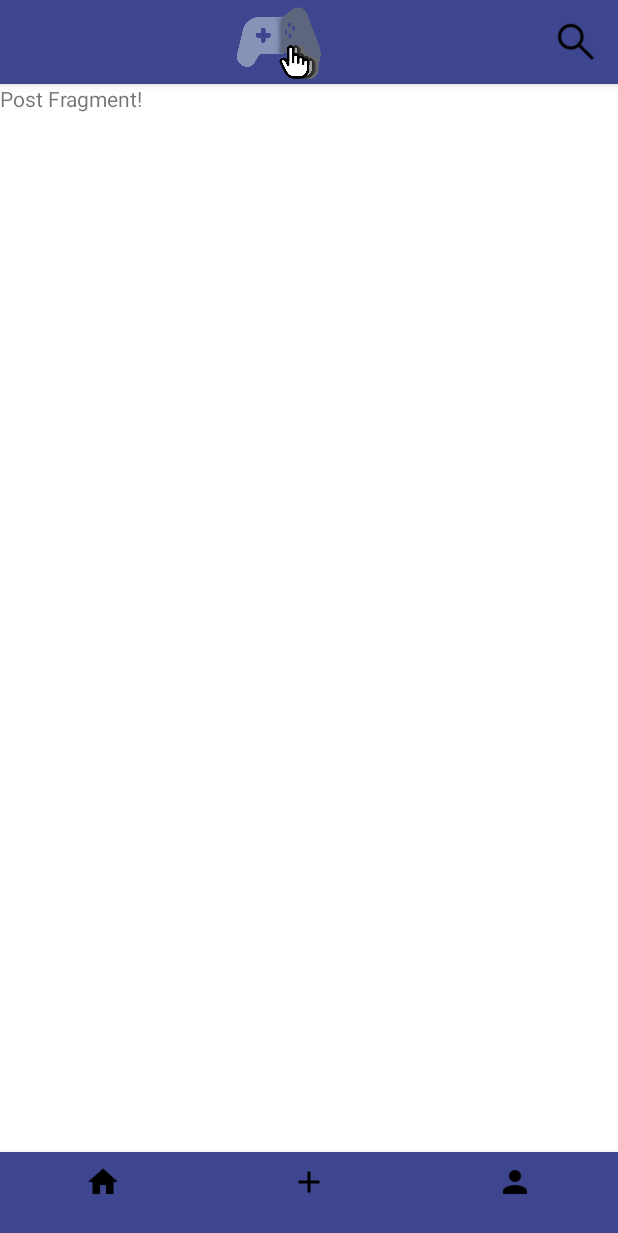
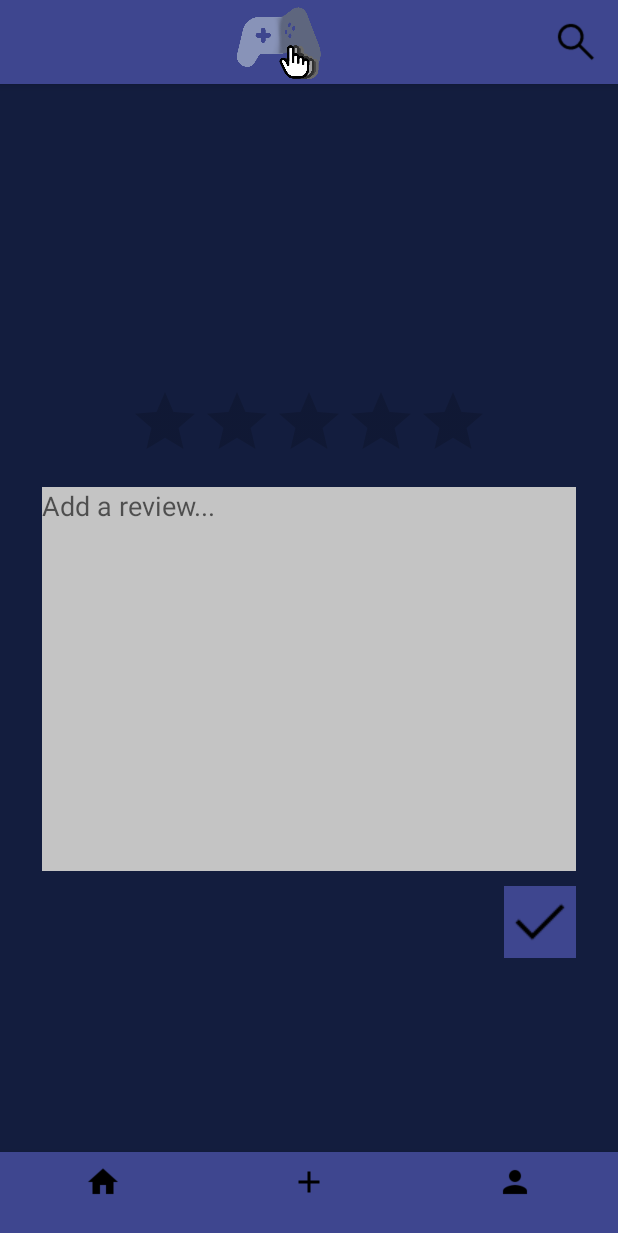
Before and after one commit to JoyFlickTeam/joyflick, an Android app: the FeedFragment screen opened directly, with no data from a screen before it, item 2 of the bottom bar chosen, on a phone screen of 412 x 824 dp. Shown: the top 1233 px of the screen. Run offline under Robolectric (Android 15) with nearby library versions, the phone set to English and light mode, and no system bars; libraries missing offline, so code that uses them is left out: com.codepath.asynchttpclient; pictures from the network do not load; 3 statements that could not run were skipped.

Commit message:
Game detail page with game data working, post layout, more styling

```diff
--- a/app/src/main/java/com/joyflick/fragments/ProfileFragment.java
+++ b/app/src/main/java/com/joyflick/fragments/ProfileFragment.java
@@ -108,8 +108,11 @@ public class ProfileFragment extends Fragment {
                 if(e == null){
                     Log.i(TAG, "Profile photo update success");
                     Toast.makeText(getContext(), "Profile photo has been updated.", Toast.LENGTH_SHORT).show();
+                    // Update profile picture displayed
+                    ParseFile profilePicture = currentUser.getParseFile("profilePicture");
+                    Glide.with(getContext()).load(profilePicture.getUrl()).placeholder(R.drawable.logo1).into(ivProfileImage);
                 } else {
-                    Log.e(TAG, "Profile photo update failure");
+                    Log.e(TAG, "Profile photo update failure: " + e);
                     // Toast.makeText(getContext(), "Error updating profile photo: " + e.toString(), Toast.LENGTH_SHORT).show();
                 }
             });
--- a/app/src/main/res/layout/fragment_post.xml
+++ b/app/src/main/res/layout/fragment_post.xml
@@ -1,14 +1,57 @@
 <?xml version="1.0" encoding="utf-8"?>
-<androidx.constraintlayout.widget.ConstraintLayout xmlns:android="http://schemas.android.com/apk/res/android"
+<RelativeLayout xmlns:android="http://schemas.android.com/apk/res/android"
+    xmlns:app="http://schemas.android.com/apk/res-auto"
     xmlns:tools="http://schemas.android.com/tools"
+    android:background="#131D3E"
     android:layout_width="match_parent"
     android:layout_height="match_parent">
 
+    <ImageView
+        android:id="@+id/ivReviewGamePoster"
+        android:layout_width="128dp"
+        android:layout_height="128dp"
+        android:layout_centerHorizontal="true"
+        android:layout_marginTop="10dp"
+        android:layout_marginBottom="20dp"
+        tools:srcCompat="@tools:sample/avatars" />
+
     <TextView
-        android:id="@+id/tvPost"
+        android:id="@+id/tvReviewGameName"
         android:layout_width="wrap_content"
         android:layout_height="wrap_content"
-        android:text="Post Fragment!"
+        android:textColor="#FFFFFF"
+        android:textSize="32sp"
+        android:layout_centerHorizontal="true"
+        android:layout_below="@id/ivReviewGamePoster"
+        tools:text="Elden Ring"
         tools:layout_editor_absoluteX="149dp"
         tools:layout_editor_absoluteY="198dp" />
-</androidx.constraintlayout.widget.ConstraintLayout>
+
+    <RatingBar
+        android:id="@+id/rbReviewRating"
+        android:layout_width="wrap_content"
+        android:layout_height="wrap_content"
+        android:layout_centerHorizontal="true"
+        android:layout_marginBottom="10dp"
+        android:layout_below="@id/tvReviewGameName" />
+
+    <EditText
+        android:id="@+id/etReview"
+        android:layout_width="356dp"
+        android:layout_height="256dp"
+        android:background="#C4C4C4"
+        android:hint="Add a review..."
+        android:layout_centerHorizontal="true"
+        android:layout_marginBottom="10dp"
+        android:gravity="top"
+        android:layout_below="@id/rbReviewRating" />
+
+    <ImageButton
+        android:id="@+id/imageButton"
+        android:layout_width="wrap_content"
+        android:layout_height="wrap_content"
+        android:layout_below="@id/etReview"
+        android:layout_alignRight="@id/etReview"
+        android:background="@color/nav_color"
+        app:srcCompat="@drawable/check" />
+</RelativeLayout>
--- a/app/src/main/res/layout/fragment_profile.xml
+++ b/app/src/main/res/layout/fragment_profile.xml
@@ -23,7 +23,7 @@
         android:layout_marginTop="70px"
         android:layout_toRightOf="@id/ivProfileImage"
         android:textColor="#FFFFFF"
-        android:textSize="32dp"
+        android:textSize="32sp"
         tools:text="UserName" />
 
     <Button
--- a/app/src/main/res/layout/item_game.xml
+++ b/app/src/main/res/layout/item_game.xml
@@ -11,8 +11,8 @@
 
     <ImageView
         android:id="@+id/ivPoster"
-        android:layout_width="120dp"
-        android:layout_height="wrap_content"
+        android:layout_width="384px"
+        android:layout_height="256px"
         android:layout_alignParentStart="true"
         android:layout_alignParentTop="true"
         android:layout_marginStart="0dp"
```
Also changed, not shown: app/src/main/java/com/joyflick/Adapter/GameAdapter.java (+12 -5 lines), app/src/main/java/com/joyflick/fragments/GameDetailFragment.java (+42 -0 lines), app/src/main/res/layout/fragment_game.xml (+29 -6 lines), app/src/main/res/drawable/check.png (added).
